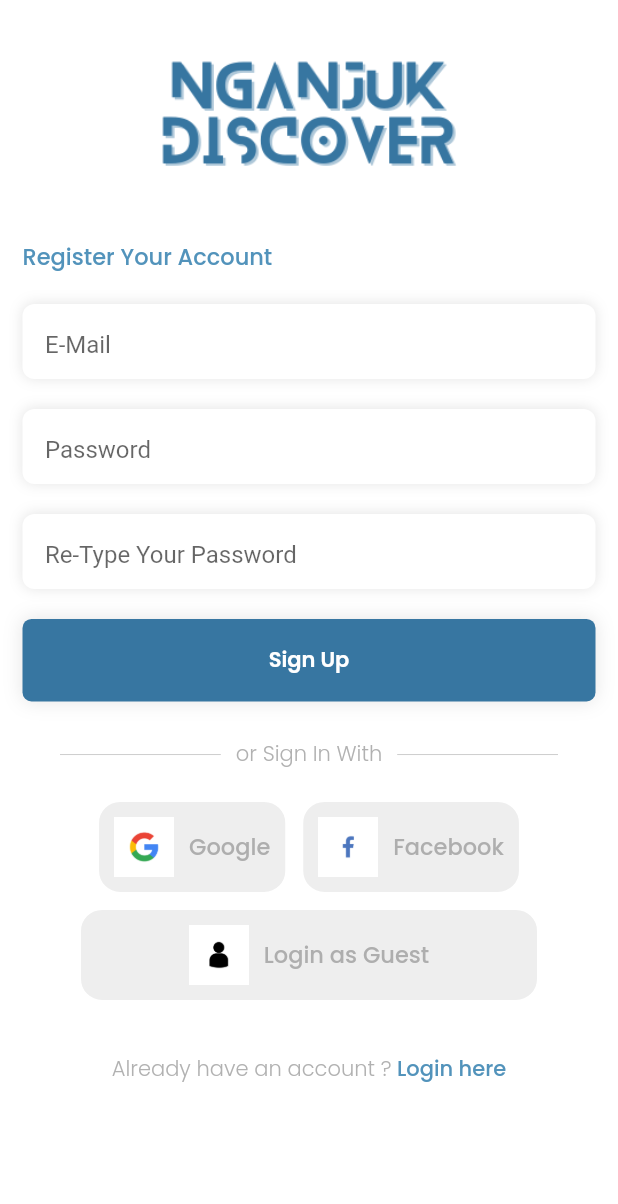
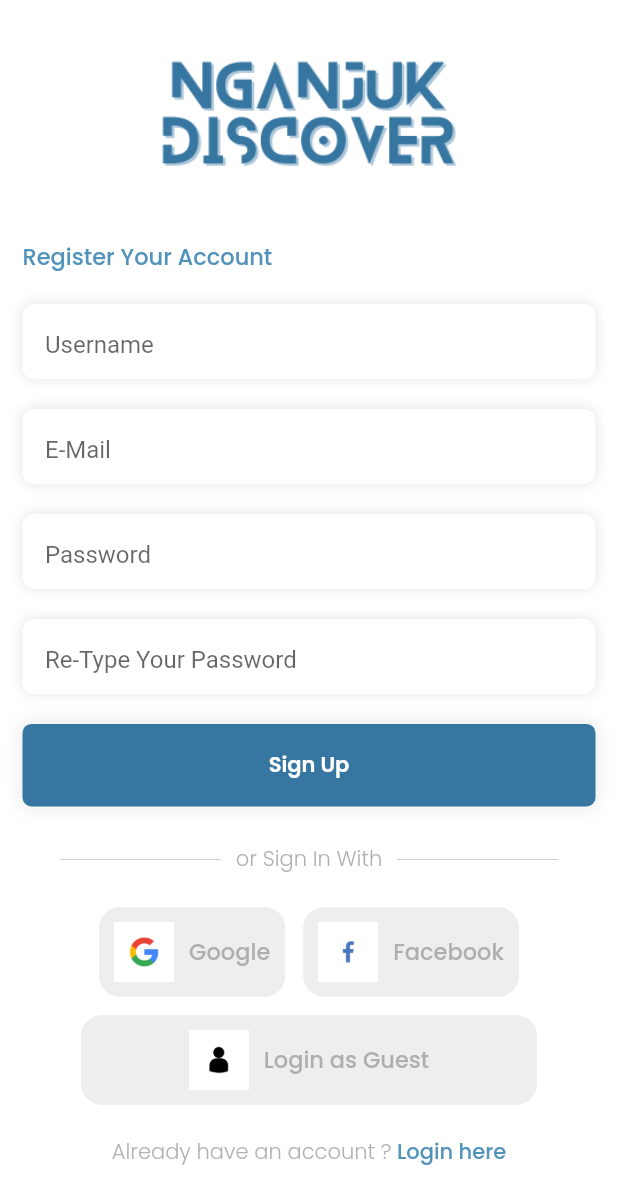
Before and after one commit to IlhamDinata/NganjukDiscover, a Flutter app: the RegisterPage screen opened by its route, on a phone screen of 412 x 824 dp. Shown: the top 1204 px of the screen. Run offline on Flutter 3.47's test engine with Material 2 defaults, Android fonts, the phone set to English and light mode, and no system bars; our stand-ins replace firebase_core, get, google_fonts, lottie, page_transition, smooth_page_indicator; accounts and stored records are empty.

Commit message:
ui improvment

```diff
--- a/lib/screen/login_register_page/register_page.dart
+++ b/lib/screen/login_register_page/register_page.dart
@@ -10,6 +10,7 @@ import 'package:nganjuk_discover/utils/text_box.dart';
 class RegisterPage extends StatelessWidget {
   RegisterPage({super.key});
 
+  final TextEditingController usernameController = TextEditingController();
   final TextEditingController emailController = TextEditingController();
   final TextEditingController passwordController = TextEditingController();
   final TextEditingController reTypePasswordController =
@@ -35,6 +36,12 @@ class RegisterPage extends StatelessWidget {
                   'Register Your Account',
                   style: MyText().titlelogregtext,
                 ),
+                const SizedBox(height: 20),
+                TextBox(
+                    controller: usernameController,
+                    text: 'Username',
+                    textInputType: TextInputType.name,
+                    obscure: false),
                 const SizedBox(height: 20),
                 TextBox(
                     controller: emailController,
@@ -67,7 +74,7 @@ class RegisterPage extends StatelessWidget {
                 ),
                 const SizedBox(height: 25),
                 SocialButton(),
-                SizedBox(height: 25),
+                SizedBox(height: 10),
                 Row(
                   mainAxisAlignment: MainAxisAlignment.center,
                   children: [
```
